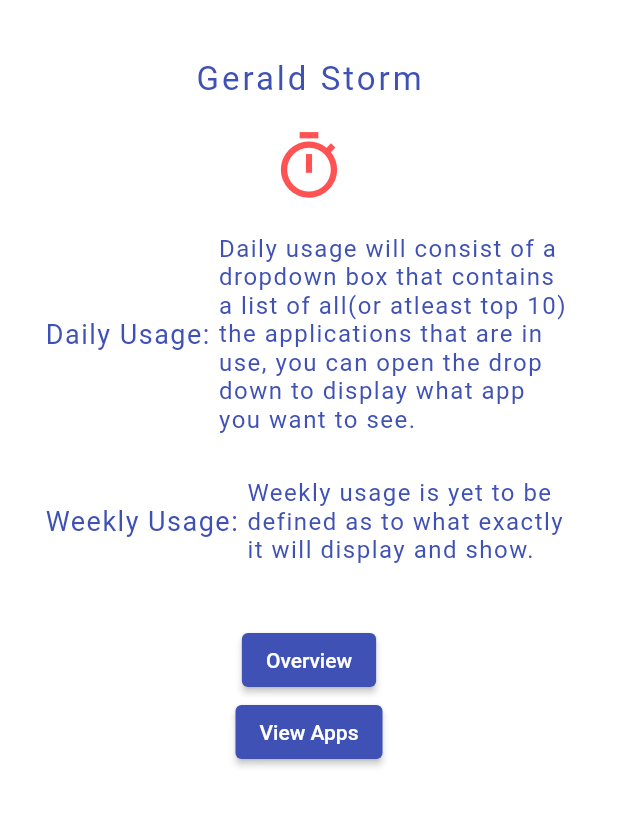
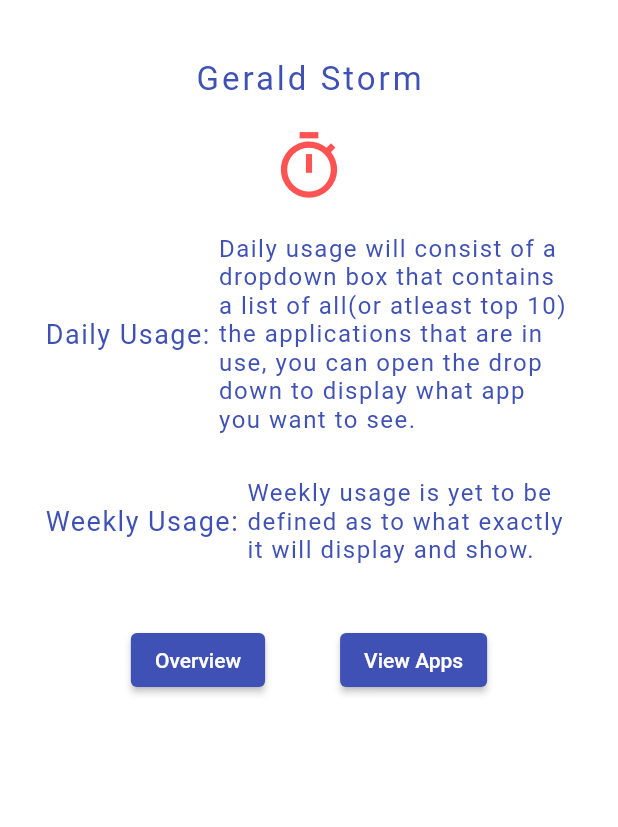
Before and after one commit to RPoolman/App-Usage, a Flutter app: the screen it shows after launch, after a tap on "Personal Stats", on a phone screen of 412 x 824 dp, the part 84-911 px from its top. Run offline on Flutter 3.47's test engine with Material 2 defaults, Android fonts, the light colour scheme and no system bars; our stand-ins replace charts_flutter; missing offline and left inert: app_usage.

Commit message:
UI updated
Spacing between widgets have been updated.

```diff
--- a/flutter_app/lib/Stats.dart
+++ b/flutter_app/lib/Stats.dart
@@ -83,6 +83,9 @@ class StatScreen extends StatelessWidget {
                   ],
                 ),
                 SizedBox(height: 40,),
+                Row(
+                  mainAxisAlignment: MainAxisAlignment.center,
+                  children: [
                     ElevatedButton(
                       style: ButtonStyle(
                         backgroundColor: MaterialStateProperty.all<Color>(Colors.indigo),
@@ -94,6 +97,7 @@ class StatScreen extends StatelessWidget {
                                         MaterialPageRoute(builder: (context) => LandingPage()),
                                       ); },
                     ),
+                    SizedBox( width: 50,),
                     ElevatedButton(
                       style: ButtonStyle(
                         backgroundColor: MaterialStateProperty.all<Color>(Colors.indigo),
@@ -109,6 +113,8 @@ class StatScreen extends StatelessWidget {
                 ),
               ],
             ),
+          ],
+        ),
       ),
     );
   }
--- a/flutter_app/lib/main.dart
+++ b/flutter_app/lib/main.dart
@@ -3,7 +3,6 @@ import 'package:flutter/material.dart';
 import 'Stats.dart';
 import 'deviceVars.dart';
 import 'dataChart.dart';
-import 'pullData.dart';
 
 void main() { runApp(MaterialApp(home: LandingPage()));}
 class LandingPage extends StatefulWidget {
@@ -130,12 +129,14 @@ class _LandingPageState extends State<LandingPage> {
             Column(
               mainAxisAlignment: MainAxisAlignment.center,
               children: <Widget>[
-                SizedBox(
-                    height:250,
-                    child: PointsLineChart(
+                Padding(
+                  padding: EdgeInsets.all(20),
+                  child: SizedBox(
+                      height:250,
+                      child: PointsLineChart(
                         PointsLineChart.createSampleData(), animate: false,
-                    ),
-
+                      ),
+                  ),
                 ),
                 Text(
                   'Graph will update once you refresh data.',
@@ -145,6 +146,7 @@ class _LandingPageState extends State<LandingPage> {
                     letterSpacing: 1,
                   ),
                 ),
+                SizedBox(height: 10,),
                 ElevatedButton(
                   style: ButtonStyle(
                     backgroundColor: MaterialStateProperty.all<Color>(Colors.indigo),
--- a/flutter_app/lib/pullData.dart
+++ b/flutter_app/lib/pullData.dart
@@ -1,6 +1,7 @@
 import 'package:flutter/material.dart';
 import 'package:app_usage/app_usage.dart';
 import 'deviceVars.dart';
+import 'Stats.dart';
 
 class DeviceApps extends StatefulWidget {
   @override
@@ -68,16 +69,20 @@ class _DeviceAppsState extends State<DeviceApps> {
         ListView.builder(
             itemCount: _infos.length,
             itemBuilder: (context, index) {
-              if ((_infos[index].usage.inMinutes%60) > 5) {
+              if ((_infos[index].usage.inSeconds%60) > 5) {
                 return ListTile(
                     title: Text(_infos[index].appName, style: TextStyle(color: Colors.indigo,letterSpacing: 1.5,fontSize: 18.0,),),
                     trailing: Text((_infos[index].usage.inMinutes~/60).toString() + ':' + (_infos[index].usage.inMinutes%60).toString().padLeft(2,'0'),style: TextStyle(color: Colors.redAccent,letterSpacing: 1.5,fontSize: 18.0,),),
                 );
               }
-            }),
-        floatingActionButton: FloatingActionButton(
-            onPressed: getUsageStats, child: Icon(Icons.refresh), backgroundColor: Colors.redAccent, foregroundColor: Colors.white,
-        ),
+            },),
+      floatingActionButton: FloatingActionButton(
+        onPressed:
+        getUsageStats,
+        child: Icon(Icons.refresh),
+        backgroundColor: Colors.redAccent,
+        foregroundColor: Colors.white,
+      ),
     );
   }
 }
```
Lines whose indentation alone changed are shown as unchanged.
